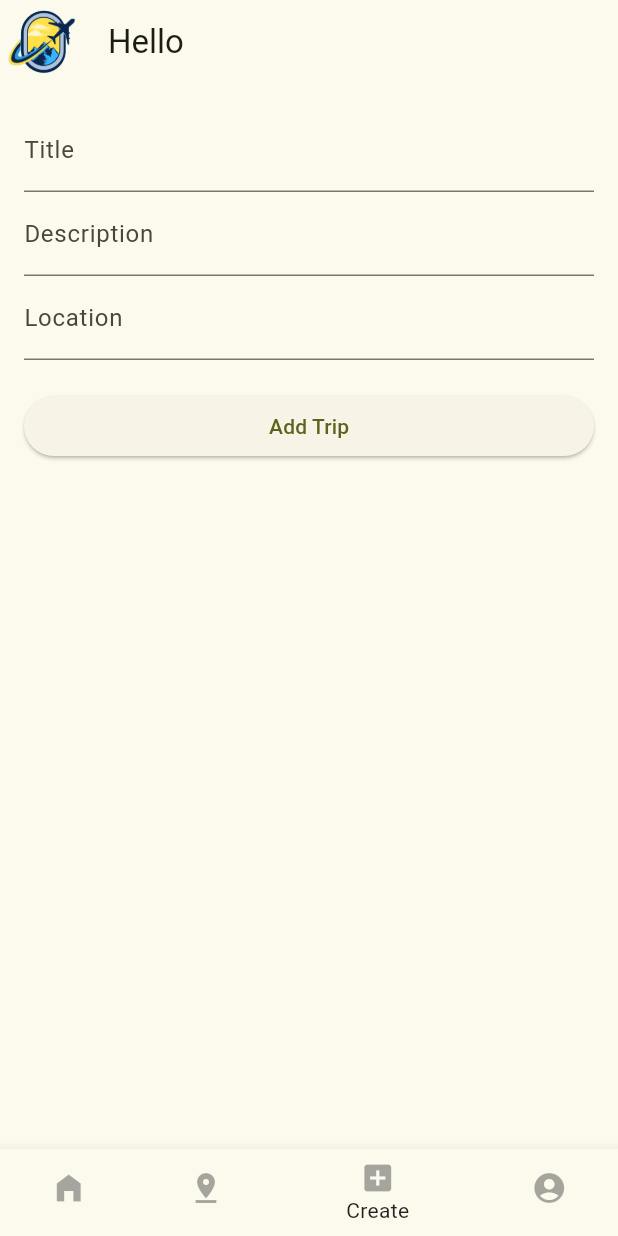
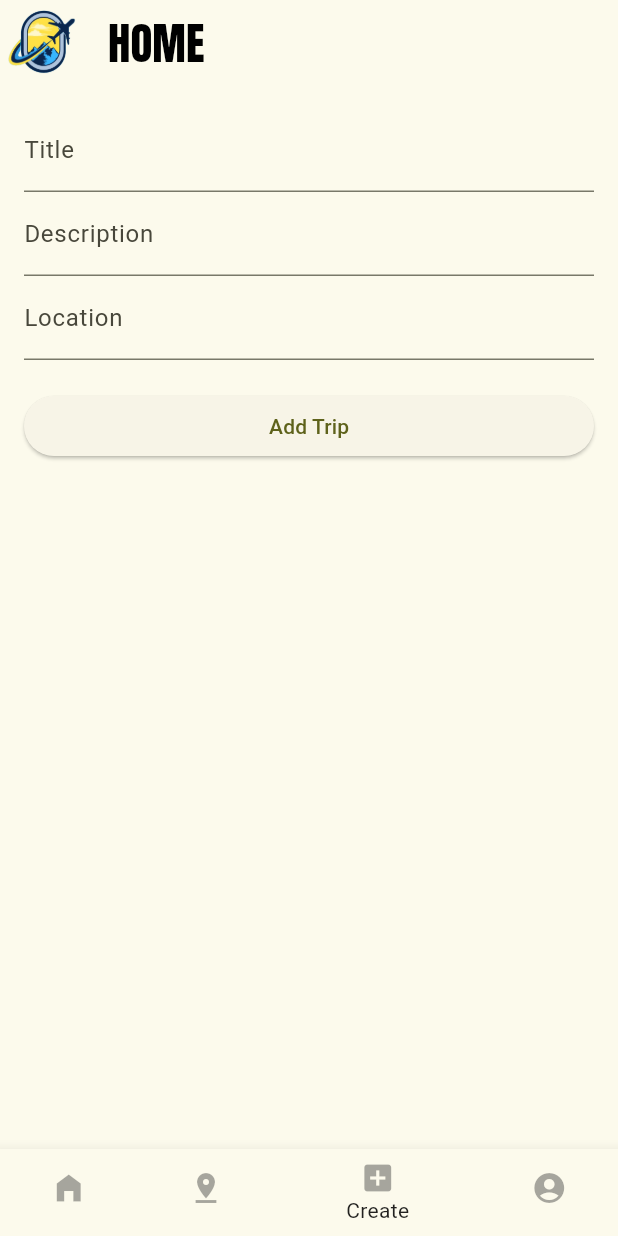
Before and after one commit to gagenotar/COP4331-BigProject-App, a Flutter app: the HomeScreen screen opened directly with empty values, item 3 of the bottom bar chosen, on a phone screen of 412 x 824 dp. Run offline on Flutter 3.47's test engine with Material 3 defaults, Android fonts, the phone set to English and light mode, and no system bars; our stand-ins replace file_picker, google_fonts; network calls fail.

Commit message:
Home page implemented
Implemented functionality of home page.

Also changed api_service.dart to make all methods static

```diff
--- a/lib/pages/add_entry_page_2.dart
+++ b/lib/pages/add_entry_page_2.dart
@@ -59,11 +59,12 @@ class _AddEntryPageState extends State<AddEntryPage> {
   void _submitForm() async {
     if (_formKey.currentState!.validate()) {
       try {
-        final newTrip = await ApiService().addEntry(
+        final newTrip = await ApiService.addEntry(
           userId: widget.userId,
           title: _titleController.text,
           description: _descriptionController.text,
           location: _locationController.text,
+
           rating: 0, // Provide a default rating value if needed
           imagePath: null, // Provide null or a valid path to imagePath
         );
--- a/lib/pages/edit_trip_page.dart
+++ b/lib/pages/edit_trip_page.dart
@@ -107,7 +107,7 @@ class _EditTripPageState extends State<EditTripPage> {
         );
 
         // Call editEntryByID method from ApiService
-        final editedTrip = await ApiService().editEntryByID(
+        final editedTrip = await ApiService.editEntryByID(
           widget.trip.id,
           title: _titleController.text,
           description: _descriptionController.text,
--- a/lib/pages/home_page.dart
+++ b/lib/pages/home_page.dart
@@ -1,4 +1,5 @@
 import 'package:flutter/material.dart';
+import 'package:google_fonts/google_fonts.dart';
 import 'package:journey_journal_app/components/api_service.dart';
 import 'package:journey_journal_app/pages/settings_page.dart';
 //import 'package:journey_journal_app/pages/add_entry_page.dart'; //original version
@@ -25,10 +26,13 @@ class _HomeScreenState extends State<HomeScreen> {
   int selectedIndex = 0;
   late String _email; // Declare a mutable variable for email
 
+  late Future<List<dynamic>> _posts;
+
   @override
   void initState() {
     super.initState();
     _email = widget.email; // Initialize _email with initial value of email
+    _posts = ApiService.searchEntries("", "");
   }
 
   void onTabTapped(int index) {
@@ -46,10 +50,6 @@ class _HomeScreenState extends State<HomeScreen> {
 
   @override
   Widget build(BuildContext context) {
-    String name = widget.credentials['firstName'];
-    if (name == "") {
-      name = widget.credentials['login'];
-    }
     return Scaffold(
       appBar: AppBar(
         leading: Padding(
@@ -63,7 +63,13 @@ class _HomeScreenState extends State<HomeScreen> {
             ),
           ),
         ),
-        title: Text('Hello $name'),
+        title: Text(
+          "HOME",
+          style:GoogleFonts.anton(
+                color: Colors.black,
+                fontSize:30
+              ),
+        )
       ),
       bottomNavigationBar: BottomNavigationBar(
         selectedIconTheme: const IconThemeData(color: Colors.blue),
@@ -96,7 +102,7 @@ class _HomeScreenState extends State<HomeScreen> {
   Widget buildBody(int index) {
     switch (index) {
       case 0:
-        return buildHomeScreen();
+        return buildHomeScreen(context);
       case 1:
         return buildListScreen();
       case 2:
@@ -104,15 +110,25 @@ class _HomeScreenState extends State<HomeScreen> {
       case 3:
         return buildProfileScreen();
       default:
-        return buildHomeScreen(); // Default to HomeScreen
+        return buildHomeScreen(context); // Default to HomeScreen
     }
   }
 
-  Widget buildHomeScreen() {
-   return ListView(
-     padding: const EdgeInsets.symmetric(horizontal: 8),
-     children: <Widget>[],
-   );
+  Widget buildHomeScreen(BuildContext context) {
+    return FutureBuilder<List<dynamic>>(
+      future: _posts,
+      builder: (context,snapshot){
+        return snapshot.hasData
+          ? ListView.builder(
+              itemCount: snapshot.data?.length,
+              itemBuilder: (_, position){
+                return Post.fromJson(snapshot.data![position]);
+              },
+            )
+          : const Center(
+              child: CircularProgressIndicator()
+            );
+    });
   }
 
 
--- a/lib/pages/my_trips_page.dart
+++ b/lib/pages/my_trips_page.dart
@@ -47,7 +47,7 @@ class _MyTripsPageState extends State<MyTripsPage>
     });
 
     try {
-      final trips = await ApiService().searchMyEntries('', widget.userId);
+      final trips = await ApiService.searchMyEntries('', widget.userId);
 
       setState(() {
         _trips = List<Trip>.from(trips); // Make a copy of the list to avoid mutating original list
@@ -90,7 +90,7 @@ class _MyTripsPageState extends State<MyTripsPage>
 
   Future<void> _deleteTrip(String tripId) async {
     try {
-      await ApiService().deleteEntryByID(tripId);
+      await ApiService.deleteEntryByID(tripId);
       setState(() {
         _trips.removeWhere((trip) => trip.id == tripId);
         for (var folder in _folders) {
```
Also changed, not shown: lib/components/api_service.dart (+23 -20 lines), lib/components/post.dart (+102 -23 lines), pubspec.yaml (+1 -12 lines), pubspec.lock, 5 other files.
